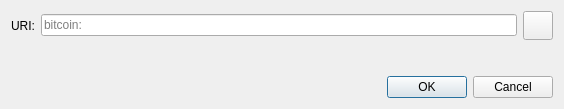
Above: src/qt/forms/openuridialog.ui from jxsite/sbtc before the change. Below: the same form after it.
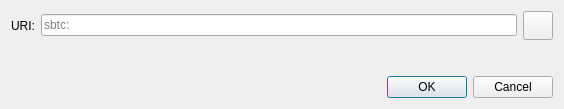
That is the form after the change. Icons and pictures are not drawn. Custom widgets are drawn as their Qt base class.

Commit message: SBTC: fork Bitcoin Core v29.5 into the SBTC chain

What changed in the file:
```diff
--- a/src/qt/forms/openuridialog.ui
+++ b/src/qt/forms/openuridialog.ui
@@ -26,7 +26,7 @@
      <item>
       <widget class="QValidatedLineEdit" name="uriEdit">
        <property name="placeholderText">
-        <string notr="true">bitcoin:</string>
+        <string notr="true">sbtc:</string>
        </property>
       </widget>
      </item>
```
The commit also changes 22 other files.
